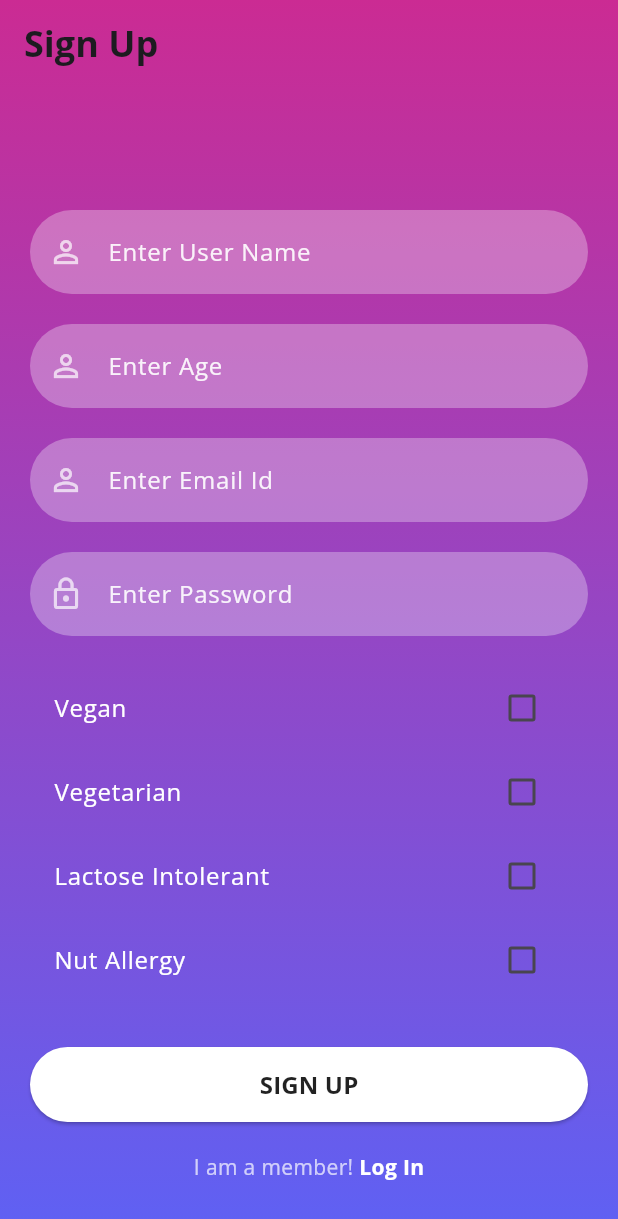
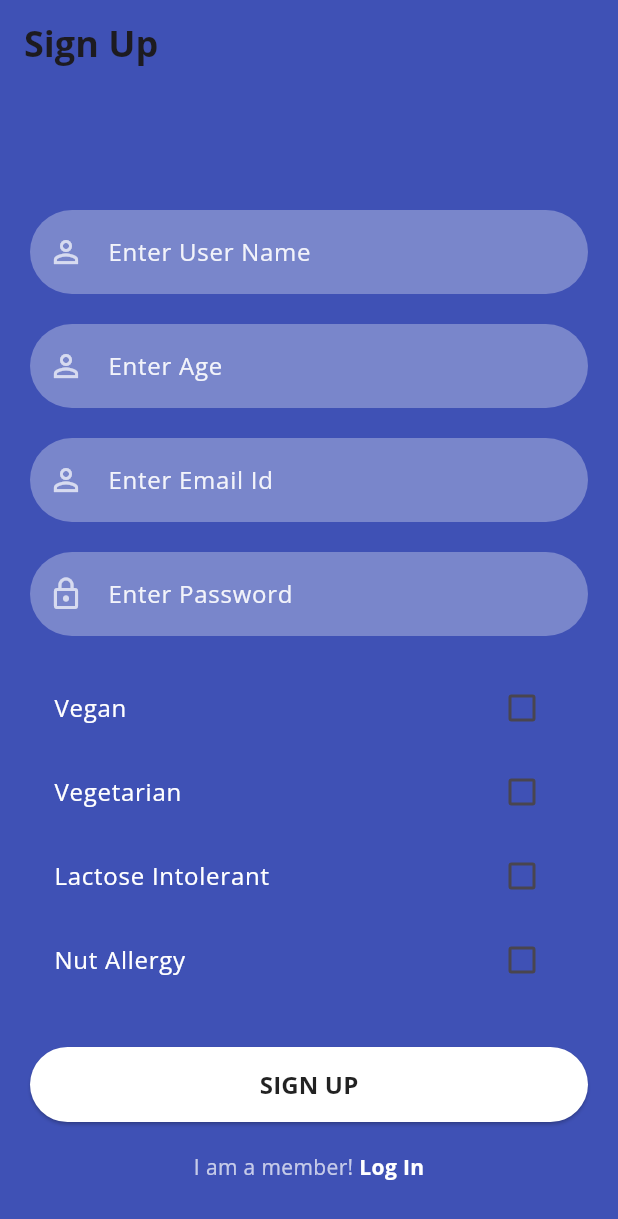
Before and after one commit to SanskarStha/food_info_app, a Flutter app: the screen it shows after launch, after a tap on "Sign Up", on a phone screen of 412 x 824 dp. Shown: the top 1219 px of the screen. Run offline on Flutter 3.47's test engine with Material 3 defaults, Android fonts, the phone set to English and light mode, and no system bars; our stand-ins replace audioplayers, camera, cloud_firestore, firebase_auth, firebase_core, google_fonts and 4 more; missing offline and left inert: flutter_barcode_scanner, google_mlkit_text_recognition; accounts and stored records are empty; network calls fail.

Commit message:
Color update to Indigo in SignIn and SignUp Pages

```diff
--- a/lib/screens/signin_screen.dart
+++ b/lib/screens/signin_screen.dart
@@ -2,21 +2,18 @@ import 'package:firebase_auth/firebase_auth.dart';
 import 'package:flutter/material.dart';
 import 'package:food_info_app/reusable_widgets/resuable_widget.dart';
 import 'package:food_info_app/screens/main_screen.dart';
-import 'package:food_info_app/screens/signup_screen.dart';
-import 'package:food_info_app/utils/color_utils.dart';
 
 class SignInScreen extends StatefulWidget {
   final VoidCallback showRegisterPage;
-  const SignInScreen({Key? key, required this.showRegisterPage})
-      : super(key: key);
+  const SignInScreen({super.key, required this.showRegisterPage});
 
   @override
   State<SignInScreen> createState() => _SignInScreenState();
 }
 
 class _SignInScreenState extends State<SignInScreen> {
-  TextEditingController _passwordTextController = TextEditingController();
-  TextEditingController _emailTextController = TextEditingController();
+  final TextEditingController _passwordTextController = TextEditingController();
+  final TextEditingController _emailTextController = TextEditingController();
 
   Future signIn() async {
     await FirebaseAuth.instance
@@ -35,29 +32,26 @@ class _SignInScreenState extends State<SignInScreen> {
   Widget build(BuildContext context) {
     return Scaffold(
       body: Container(
-        decoration: BoxDecoration(
-            gradient: LinearGradient(colors: [
-          hexStringToColor("CB2B93"),
-          hexStringToColor("9546C4"),
-          hexStringToColor("5E61F4")
-        ], begin: Alignment.topCenter, end: Alignment.bottomCenter)),
+        decoration: const BoxDecoration(
+          color: Colors.indigo,
+        ),
         child: SingleChildScrollView(
           child: Padding(
-            padding: EdgeInsets.fromLTRB(20, 170, 20, 130),
+            padding: const EdgeInsets.fromLTRB(20, 170, 20, 130),
             child: Column(
               children: <Widget>[
                 logoWidget("assets/barcode-scanner.png"),
-                SizedBox(
+                const SizedBox(
                   height: 30,
                 ),
                 reusableTextField("Enter Email Id", Icons.person_outline, false,
                     _emailTextController),
-                SizedBox(
+                const SizedBox(
                   height: 30,
                 ),
                 reusableTextField("Enter Password", Icons.lock_outline, true,
                     _passwordTextController),
-                SizedBox(
+                const SizedBox(
                   height: 20,
                 ),
                 signInSignUpButton(context, true, () {
--- a/lib/screens/signup_screen.dart
+++ b/lib/screens/signup_screen.dart
@@ -3,32 +3,29 @@ import 'package:firebase_auth/firebase_auth.dart';
 import 'package:flutter/material.dart';
 import 'package:food_info_app/reusable_widgets/resuable_widget.dart';
 import 'package:food_info_app/auth/main_page.dart';
-import 'package:food_info_app/screens/main_screen.dart';
-import 'package:food_info_app/utils/color_utils.dart';
 
 class SignUpScreen extends StatefulWidget {
   final VoidCallback showLoginPage;
   const SignUpScreen({
-    Key? key,
+    super.key,
     required this.showLoginPage,
-  }) : super(key: key);
+  });
 
   @override
   State<SignUpScreen> createState() => _SignUpScreenState();
 }
 
 class _SignUpScreenState extends State<SignUpScreen> {
-  TextEditingController _emailTextController = TextEditingController();
-  TextEditingController _passwordTextController = TextEditingController();
+  final TextEditingController _emailTextController = TextEditingController();
+  final TextEditingController _passwordTextController = TextEditingController();
   // TextEditingController _confirmPasswordTextController = TextEditingController();
-  TextEditingController _userNameTextController = TextEditingController();
-  TextEditingController _ageTextController = TextEditingController();
+  final TextEditingController _userNameTextController = TextEditingController();
+  final TextEditingController _ageTextController = TextEditingController();
   bool isVegan = false;
   bool isVegetarian = false;
   bool isLactoseIntolerant = false;
   bool hasNutAllergy = false;
 
-  @override
   Future signUp() async {
     // if (passwordConfirmed()) {
     // create user
@@ -68,15 +65,7 @@ class _SignUpScreenState extends State<SignUpScreen> {
     });
   }
 
-  // bool passwordConfirmed() {
-  //   if (_passwordTextController.text.trim() ==
-  //       _confirmPasswordTextController.text.trim()) {
-  //     return true;
-  //   } else {
-  //     return false;
-  //   }
-  // }
-
+  @override
   Widget build(BuildContext context) {
     return Scaffold(
       extendBodyBehindAppBar: true,
@@ -91,15 +80,12 @@ class _SignUpScreenState extends State<SignUpScreen> {
       body: Container(
           width: MediaQuery.of(context).size.width,
           height: MediaQuery.of(context).size.height,
-          decoration: BoxDecoration(
-              gradient: LinearGradient(colors: [
-            hexStringToColor("CB2B93"),
-            hexStringToColor("9546C4"),
-            hexStringToColor("5E61F4")
-          ], begin: Alignment.topCenter, end: Alignment.bottomCenter)),
+          decoration: const BoxDecoration(
+            color: Colors.indigo,
+          ),
           child: SingleChildScrollView(
               child: Padding(
-            padding: EdgeInsets.fromLTRB(20, 120, 20, 0),
+            padding: const EdgeInsets.fromLTRB(20, 120, 20, 0),
             child: Column(
               children: <Widget>[
                 const SizedBox(
@@ -122,14 +108,9 @@ class _SignUpScreenState extends State<SignUpScreen> {
                 ),
                 reusableTextField("Enter Password", Icons.lock_outline, false,
                     _passwordTextController),
-                // const SizedBox(
-                //   height: 20,
-                // ),
-                // reusableTextField("Re-Enter Password", Icons.lock_outline,
-                //     false, _confirmPasswordTextController),
                 const SizedBox(height: 20),
                 CheckboxListTile(
-                  title: Text(
+                  title: const Text(
                     'Vegan',
                     style: TextStyle(color: Colors.white),
                   ),
@@ -141,7 +122,7 @@ class _SignUpScreenState extends State<SignUpScreen> {
                   },
                 ),
                 CheckboxListTile(
-                  title: Text(
+                  title: const Text(
                     'Vegetarian',
                     style: TextStyle(color: Colors.white),
                   ),
@@ -153,7 +134,7 @@ class _SignUpScreenState extends State<SignUpScreen> {
                   },
                 ),
                 CheckboxListTile(
-                  title: Text(
+                  title: const Text(
                     'Lactose Intolerant',
                     style: TextStyle(color: Colors.white),
                   ),
@@ -165,7 +146,7 @@ class _SignUpScreenState extends State<SignUpScreen> {
                   },
                 ),
                 CheckboxListTile(
-                  title: Text(
+                  title: const Text(
                     'Nut Allergy',
                     style: TextStyle(color: Colors.white),
                   ),
@@ -196,9 +177,6 @@ class _SignUpScreenState extends State<SignUpScreen> {
         const Text("I am a member!", style: TextStyle(color: Colors.white70)),
         GestureDetector(
           onTap: widget.showLoginPage,
-          // Navigator.push(context,
-          //     MaterialPageRoute(builder: (context) => SignUpScreen()));
-
           child: const Text(
             " Log In",
             style: TextStyle(color: Colors.white, fontWeight: FontWeight.bold),
```
